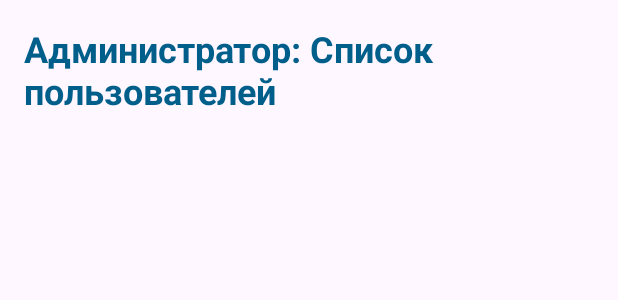
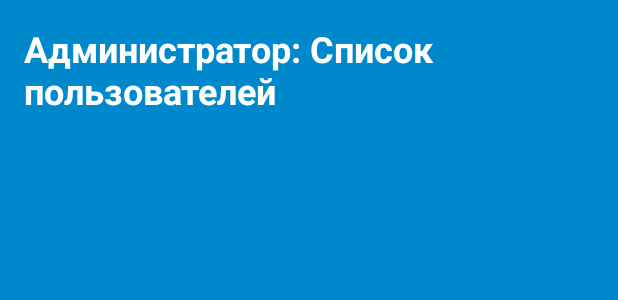
Before and after one commit to mboyko2005/study, an Android app: the layout activity_admin.xml on its own in the app's theme, with its tools: preview values and no code run, on a phone screen of 412 x 824 dp. Shown: the top 300 px of the screen. Run offline under Robolectric (Android 15) with nearby library versions, the phone set to English and light mode, and no system bars.

Commit message:
админа окно поправлял

```diff
--- a/app/src/main/java/com/example/study/MainActivity.java
+++ b/app/src/main/java/com/example/study/MainActivity.java
@@ -36,7 +36,7 @@ public class MainActivity extends AppCompatActivity {
             }
 
             // Если введён админский логин/пароль
-            if (email.equals("admin") && password.equals("admin")) {
+            if (email.equals("2") && password.equals("2")) {
                 Toast.makeText(this, "Администратор авторизован!", Toast.LENGTH_SHORT).show();
                 Intent intent = new Intent(MainActivity.this, AdminActivity.class);
                 startActivity(intent);
--- a/app/src/main/res/layout/activity_admin.xml
+++ b/app/src/main/res/layout/activity_admin.xml
@@ -4,9 +4,10 @@
     xmlns:app="http://schemas.android.com/apk/res-auto"
     android:layout_width="match_parent"
     android:layout_height="match_parent"
+    android:background="#0088CC"
     android:padding="16dp">
 
-    <!-- Заголовок страницы -->
+    <!-- Заголовок страницы с белым текстом для контраста -->
     <TextView
         android:id="@+id/tv_admin_title"
         android:layout_width="wrap_content"
@@ -14,7 +15,7 @@
         android:text="Администратор: Список пользователей"
         android:textSize="24sp"
         android:textStyle="bold"
-        android:textColor="#005F8A"
+        android:textColor="#FFFFFF"
         app:layout_constraintTop_toTopOf="parent"
         app:layout_constraintStart_toStartOf="parent"
         app:layout_constraintEnd_toEndOf="parent" />
--- a/app/src/main/res/values/colors.xml
+++ b/app/src/main/res/values/colors.xml
@@ -1,5 +1,6 @@
 <?xml version="1.0" encoding="utf-8"?>
 <resources>
-    <color name="black">#FF000000</color>
-    <color name="white">#FFFFFFFF</color>
+    <color name="button_normal">#0088CC</color>
+    <color name="button_pressed">#006699</color>
+    <color name="text_on_button">#FFFFFF</color>
 </resources>
```
Also changed, not shown: app/src/main/res/layout/activity_material.xml (+7 -2 lines).
